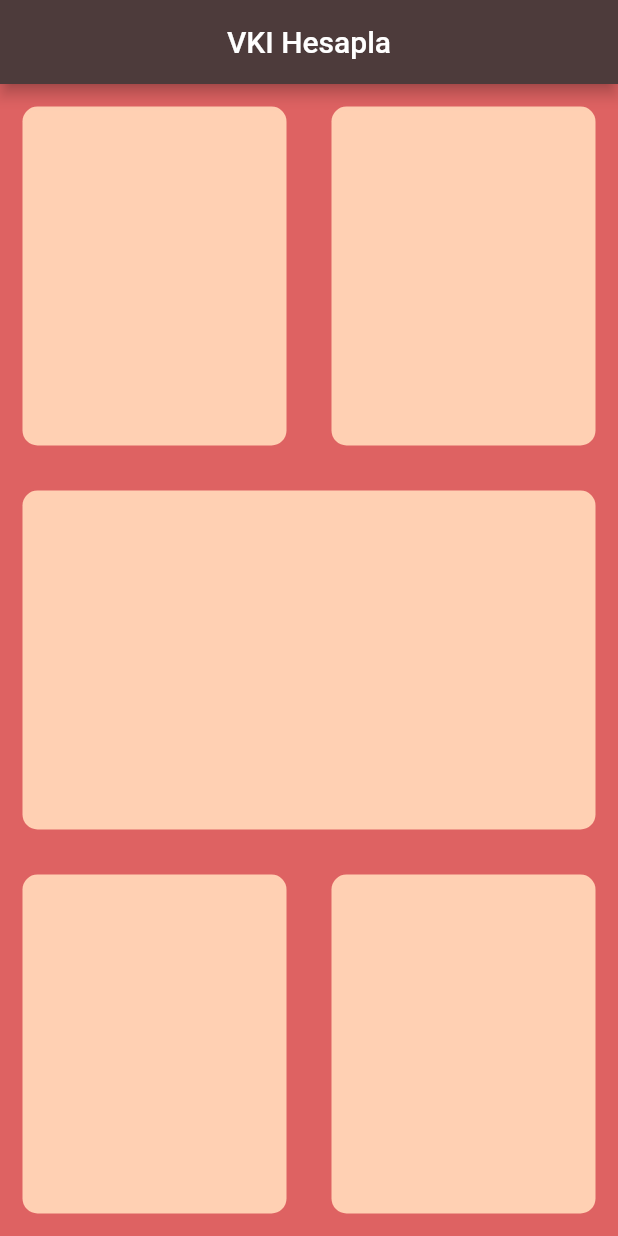
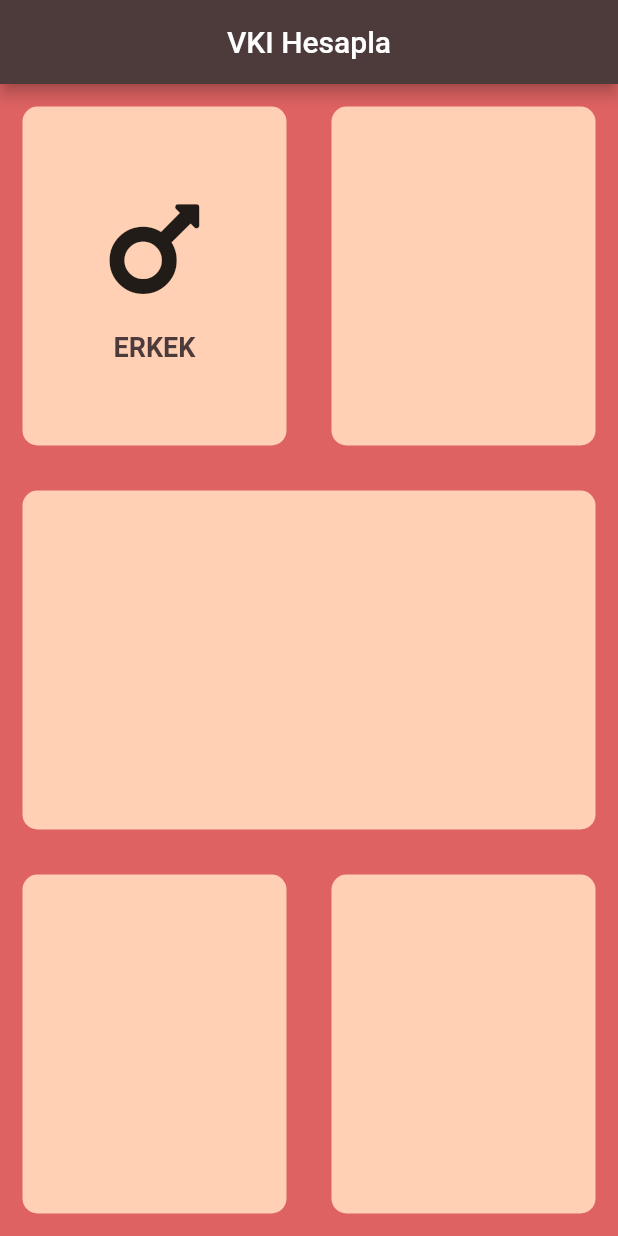
Before and after one commit to emralyilmaz/training35_vki_app, a Flutter app: the screen it shows after launch, on a phone screen of 412 x 824 dp. Run offline on Flutter 3.47's test engine with Material 2 defaults, Android fonts, the phone set to English and light mode, and no system bars; our stand-ins replace font_awesome_flutter.

Commit message:
FontAwesome_package

```diff
--- a/lib/hesap_sayfasi.dart
+++ b/lib/hesap_sayfasi.dart
@@ -1,4 +1,5 @@
 import 'package:flutter/material.dart';
+import 'package:font_awesome_flutter/font_awesome_flutter.dart';
 
 class HesaplamaSayfasi extends StatefulWidget {
   @override
@@ -20,6 +21,22 @@ class _HesaplamaSayfasiState extends State<HesaplamaSayfasi> {
                   Expanded(
                     child: HesapCard(
                       renk: Color.fromRGBO(255, 208, 179, 1),
+                      cardChild: Column(
+                        mainAxisAlignment: MainAxisAlignment.center,
+                        children: <Widget>[
+                          Icon(FontAwesomeIcons.mars, size: 80.0),
+                          SizedBox(
+                            height: 15,
+                          ),
+                          Text(
+                            "ERKEK",
+                            style: TextStyle(
+                                color: Color.fromRGBO(77, 59, 59, 1),
+                                fontSize: 18.0,
+                                fontWeight: FontWeight.bold),
+                          )
+                        ],
+                      ),
                     ),
                   ),
                   Expanded(
@@ -58,10 +75,11 @@ class _HesaplamaSayfasiState extends State<HesaplamaSayfasi> {
 
 class HesapCard extends StatelessWidget {
   HesapCard(
-      {@required
-          this.renk}); // @required demekle renki zorunlu olarak sormasını sağlamak
+      {@required this.renk,
+      this.cardChild}); // @required demekle renki zorunlu olarak sormasını sağlamak
   final Color renk;
 
+  final Widget cardChild;
   @override
   Widget build(BuildContext context) {
     return Container(
@@ -70,6 +88,7 @@ class HesapCard extends StatelessWidget {
         borderRadius: BorderRadius.circular(10.0),
       ),
       margin: EdgeInsets.all(15),
+      child: cardChild,
     );
   }
 }
--- a/pubspec.yaml
+++ b/pubspec.yaml
@@ -23,6 +23,7 @@ environment:
 dependencies:
   flutter:
     sdk: flutter
+  font_awesome_flutter: ^8.8.1
 
 
   # The following adds the Cupertino Icons font to your application.
```
Also changed, not shown: pubspec.lock.
